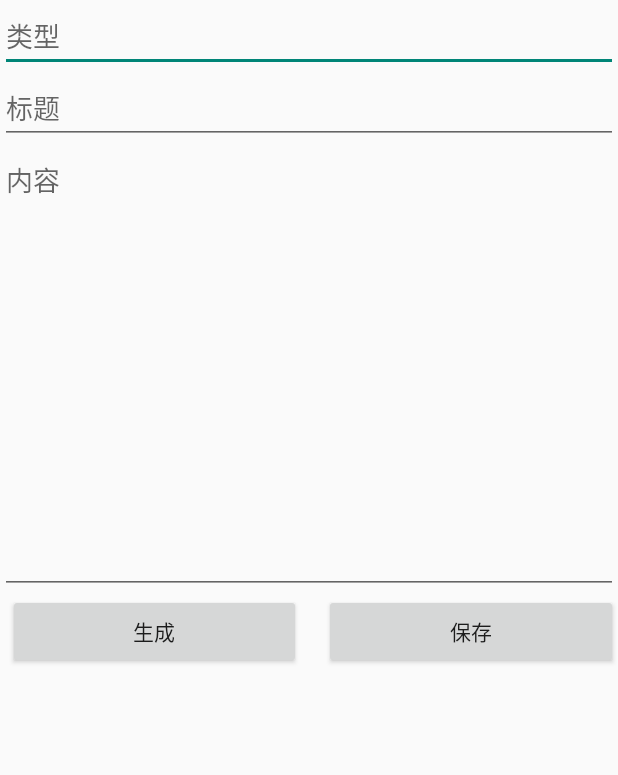
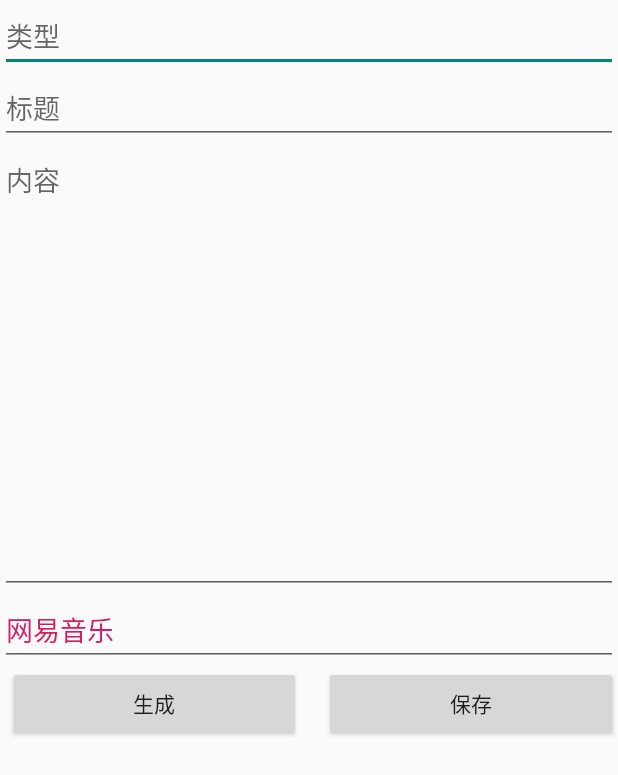
Before and after one commit to VomPom/JProject, an Android app: the layout activity_article_generator.xml on its own in the app's theme, with its tools: preview values and no code run, on a phone screen of 412 x 824 dp. Shown: the top 775 px of the screen. Run offline under Robolectric (Android 15) with nearby library versions, the phone set to English and light mode, and no system bars.

Commit message:
UI改造

```diff
--- a/app/src/main/res/layout/activity_article_generator.xml
+++ b/app/src/main/res/layout/activity_article_generator.xml
@@ -32,6 +32,14 @@
                 android:gravity="top"
                 android:hint="内容"/>
 
+            <EditText
+                android:id="@+id/et_music"
+                android:layout_width="match_parent"
+                android:layout_height="wrap_content"
+                android:maxLines="2"
+                android:maxEms="30"
+                android:hint="网易音乐"
+                android:textColorHint="@color/colorAccent"/>
 
             <LinearLayout
                 android:layout_width="match_parent"
--- a/app/src/main/res/layout/layout_poster.xml
+++ b/app/src/main/res/layout/layout_poster.xml
@@ -95,15 +95,15 @@
                android:gravity="center">
                <ImageView
                    android:id="@+id/qr_code"
-                   android:layout_width="100dp"
-                   android:layout_height="100dp"
+                   android:layout_width="60dp"
+                   android:layout_height="60dp"
                    android:src="@drawable/julis" />
                <TextView
                    android:layout_width="wrap_content"
                    android:layout_height="wrap_content"
                    android:layout_marginTop="10dp"
                    android:gravity="center_horizontal"
-                   android:text="长按二维码查看原文"
+                   android:text="长按二维码有惊喜"
                    android:textColor="@color/goldenrod"
                    android:textSize="12dp" />
 
```
Also changed, not shown: app/src/main/java/wang/julis/jproject/Utils/ArticlePosterGeneratorActivity.java (+9 -34 lines), app/src/main/res/layout/layout_article_poster.xml (+4 -4 lines), app/src/main/res/drawable/sign.png (added).
